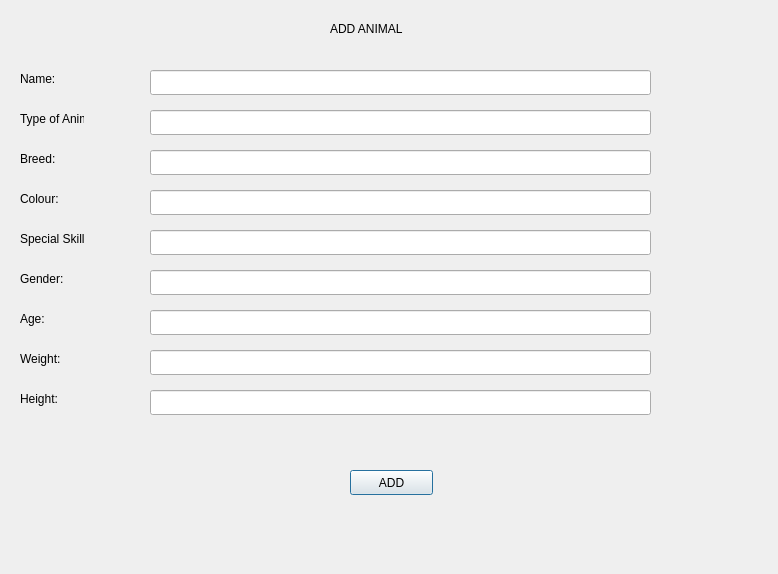
Old version of the form cuac/addanimaldialog.ui in the repository ducongo/comp3004winter2019.
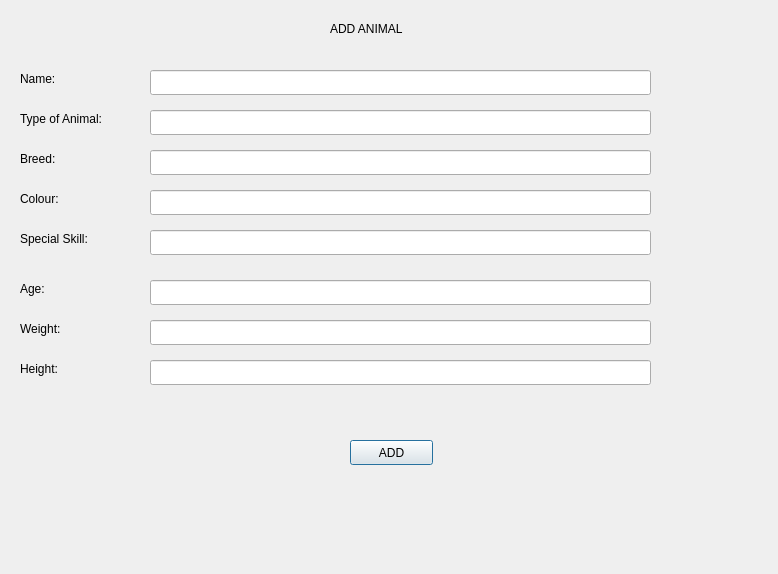
New version of the form.

Diff of the .ui file:
```diff
--- a/cuac/addanimaldialog.ui
+++ b/cuac/addanimaldialog.ui
@@ -67,7 +67,7 @@
    <property name="geometry">
     <rect>
      <x>150</x>
-     <y>270</y>
+     <y>280</y>
      <width>501</width>
      <height>25</height>
     </rect>
@@ -77,7 +77,7 @@
    <property name="geometry">
     <rect>
      <x>150</x>
-     <y>310</y>
+     <y>320</y>
      <width>501</width>
      <height>25</height>
     </rect>
@@ -87,17 +87,7 @@
    <property name="geometry">
     <rect>
      <x>150</x>
-     <y>350</y>
-     <width>501</width>
-     <height>25</height>
-    </rect>
-   </property>
-  </widget>
-  <widget class="QLineEdit" name="lineEdit_9">
-   <property name="geometry">
-    <rect>
-     <x>150</x>
-     <y>390</y>
+     <y>360</y>
      <width>501</width>
      <height>25</height>
     </rect>
@@ -121,7 +111,7 @@
     <rect>
      <x>20</x>
      <y>110</y>
-     <width>64</width>
+     <width>111</width>
      <height>17</height>
     </rect>
    </property>
@@ -160,7 +150,7 @@
     <rect>
      <x>20</x>
      <y>230</y>
-     <width>64</width>
+     <width>91</width>
      <height>17</height>
     </rect>
    </property>
@@ -168,24 +158,11 @@
     <string>Special Skill:</string>
    </property>
   </widget>
-  <widget class="QLabel" name="label_6">
-   <property name="geometry">
-    <rect>
-     <x>20</x>
-     <y>270</y>
-     <width>64</width>
-     <height>17</height>
-    </rect>
-   </property>
-   <property name="text">
-    <string>Gender:</string>
-   </property>
-  </widget>
   <widget class="QLabel" name="label_7">
    <property name="geometry">
     <rect>
      <x>20</x>
-     <y>310</y>
+     <y>280</y>
      <width>64</width>
      <height>17</height>
     </rect>
@@ -198,7 +175,7 @@
    <property name="geometry">
     <rect>
      <x>20</x>
-     <y>350</y>
+     <y>320</y>
      <width>64</width>
      <height>17</height>
     </rect>
@@ -211,7 +188,7 @@
    <property name="geometry">
     <rect>
      <x>20</x>
-     <y>390</y>
+     <y>360</y>
      <width>64</width>
      <height>17</height>
     </rect>
@@ -237,7 +214,7 @@
    <property name="geometry">
     <rect>
      <x>350</x>
-     <y>470</y>
+     <y>440</y>
      <width>83</width>
      <height>25</height>
     </rect>
```
Left out of the diff: 16 changed lines with no effect on the pictures.
